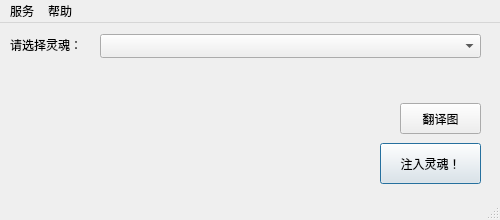
First picture: the form in LXDInjector.ui, repository luoxiandu/LXDInjector, before the edit.
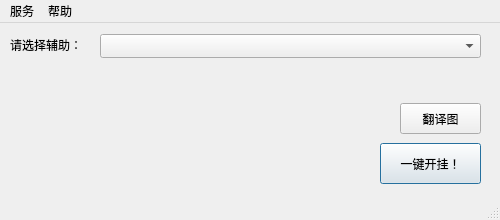
Second picture: the form after the edit.

The edit to the form file:
```diff
--- a/LXDInjector.ui
+++ b/LXDInjector.ui
@@ -70,7 +70,7 @@
      </font>
     </property>
     <property name="text">
-     <string>请选择灵魂：</string>
+     <string>请选择辅助：</string>
     </property>
    </widget>
    <widget class="QPushButton" name="btnInject">
@@ -83,7 +83,7 @@
      </rect>
     </property>
     <property name="text">
-     <string>注入灵魂！</string>
+     <string>一键开挂！</string>
     </property>
     <property name="default">
      <bool>true</bool>
```
